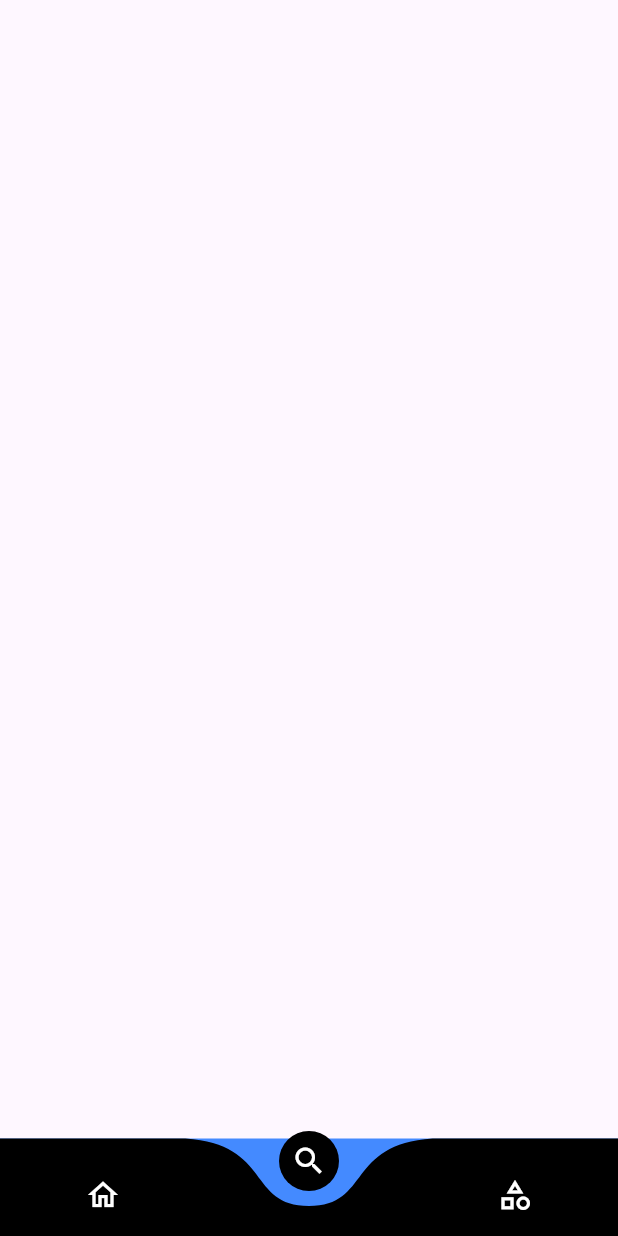
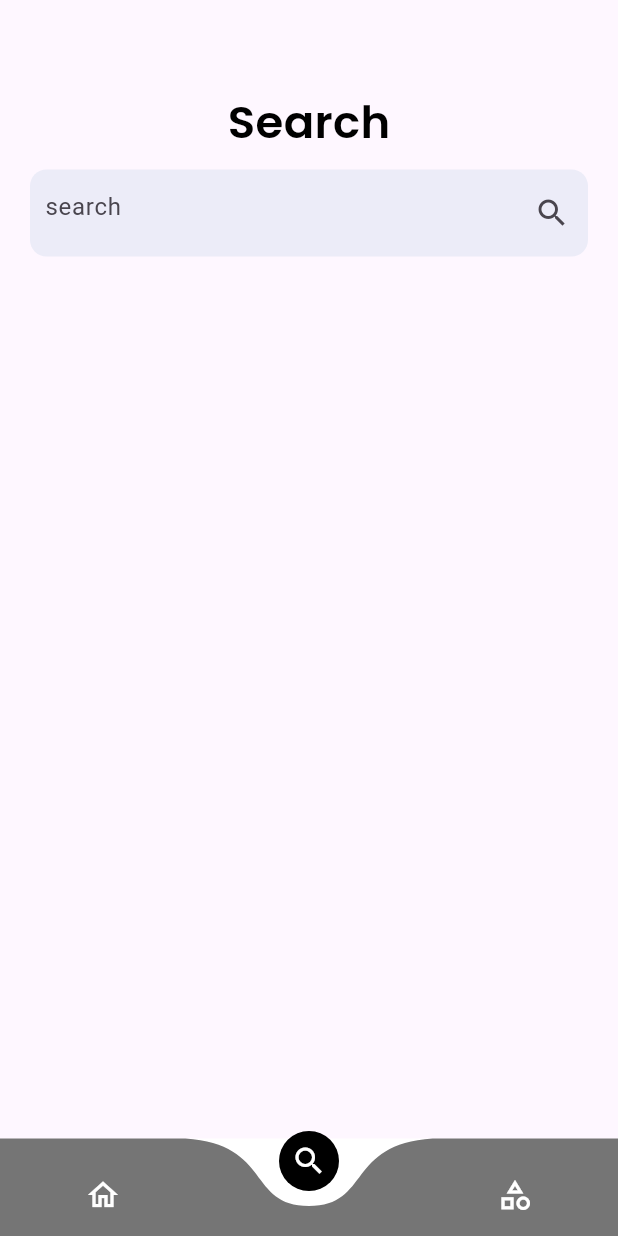
Before and after one commit to saliq03/ZenScreen, a Flutter app: the screen it shows after launch, item 2 of the bottom bar chosen, on a phone screen of 412 x 824 dp. Run offline on Flutter 3.47's test engine with Material 3 defaults, Android fonts, the phone set to English and light mode, and no system bars; drawn by our look-alikes of curved_navigation_bar.

Commit message:
search page designed

```diff
--- a/lib/Pages/bottom_nav.dart
+++ b/lib/Pages/bottom_nav.dart
@@ -31,14 +31,19 @@ class _BottomNavState extends State<BottomNav> {
   @override
   Widget build(BuildContext context) {
     return Scaffold(
-      body: pages[currentIndex],
+
+      body: Padding(
+        padding: EdgeInsets.only(top:60,left: 20,right: 20),
+        child: pages[currentIndex],),
       bottomNavigationBar: CurvedNavigationBar(
         items: [
           Icon(Icons.home_outlined,color: Colors.white,),
           Icon(Icons.search_outlined,color: Colors.white,),
           Icon(Icons.category_outlined,color: Colors.white,),
         ],
-        color: Colors.black,
+        buttonBackgroundColor: Colors.black,
+        backgroundColor: Colors.white,
+        color: Colors.black54,
         height: 65,
         animationDuration: Duration(milliseconds: 500),
         onTap: (index){
--- a/lib/Pages/home.dart
+++ b/lib/Pages/home.dart
@@ -11,7 +11,6 @@ class _HomeState extends State<Home> {
   @override
   Widget build(BuildContext context) {
     return  Container(
-        margin: EdgeInsets.only(top:60,left: 20,right: 20),
         child: Column(
           children: [
             Row(
@@ -20,14 +19,14 @@ class _HomeState extends State<Home> {
                   borderRadius: BorderRadius.circular(35),
                     child: Image.asset("assets/images/profile.png",width: 70,height: 70,fit: BoxFit.cover,)),
                 SizedBox(width: 40,),
-                Center(child: Text("ZenScreen",style: TextStyle(fontFamily: "Poppins",fontWeight: FontWeight.bold,fontSize: 30),))
+                Center(child: Text("ZenScreen",style: TextStyle(fontFamily: "Poppins",fontWeight: FontWeight.bold,fontSize: 30,color: Colors.black),))
               ],
             ),
             SizedBox(height: 10,),
-            ClipRRect(borderRadius: BorderRadius.circular(30),
+            ClipRRect(borderRadius: BorderRadius.circular(40),
               child: Image.asset("assets/images/sample.png",
                 width: MediaQuery.of(context).size.width,
-                height: MediaQuery.of(context).size.height*0.7,
+                height: MediaQuery.of(context).size.height/1.5,
               fit: BoxFit.cover,),
             )
           ],
--- a/lib/Pages/search.dart
+++ b/lib/Pages/search.dart
@@ -10,6 +10,28 @@ class Search extends StatefulWidget {
 class _SearchState extends State<Search> {
   @override
   Widget build(BuildContext context) {
-    return Container();
+    return Container(
+      child: Column(
+        children: [
+        Center(child: Text("Search",style: TextStyle(fontFamily: "Poppins",fontWeight: FontWeight.bold,fontSize: 30,color: Colors.black))),
+          SizedBox(height: 10,),
+          Container(
+            padding: EdgeInsets.only(left: 10,top: 5,bottom: 5),
+            decoration: BoxDecoration(
+              borderRadius: BorderRadius.circular(11),
+              color: Color(0xFFececf8)
+            ),
+            child: TextField(
+              decoration: InputDecoration(
+                hintText: "search",
+                suffixIcon: IconButton(onPressed: () {  },icon:Icon(Icons.search)),
+                border: InputBorder.none
+
+              ),
+            ),
+          )
+        ],
+      ),
+    );
   }
 }
```
